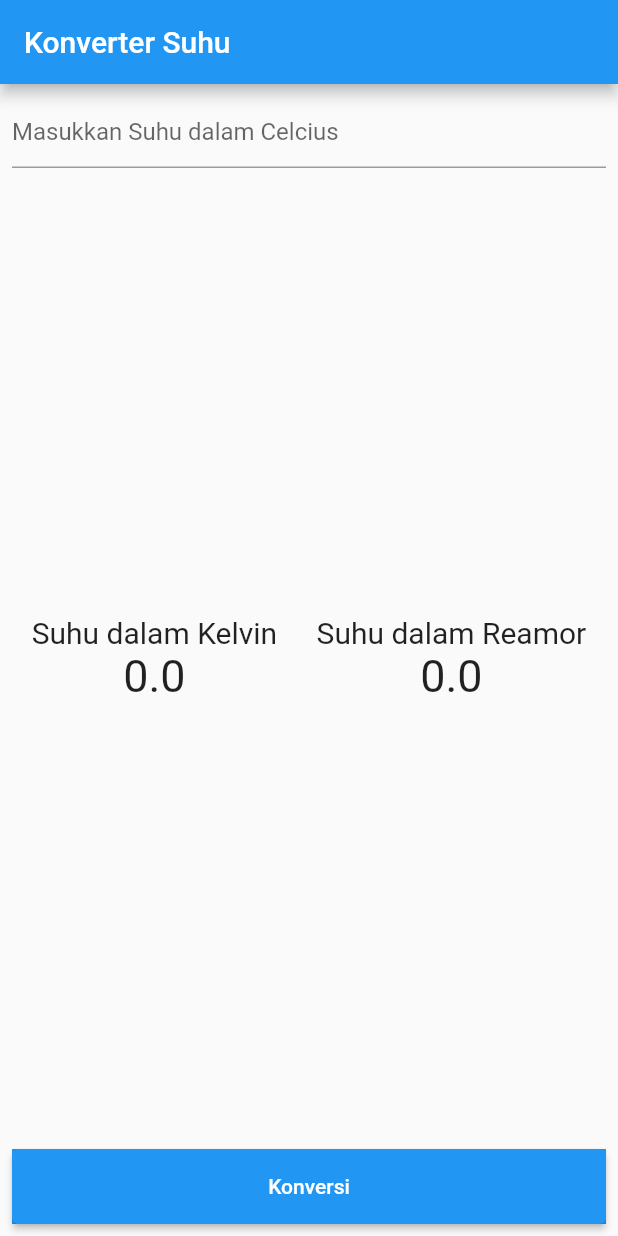
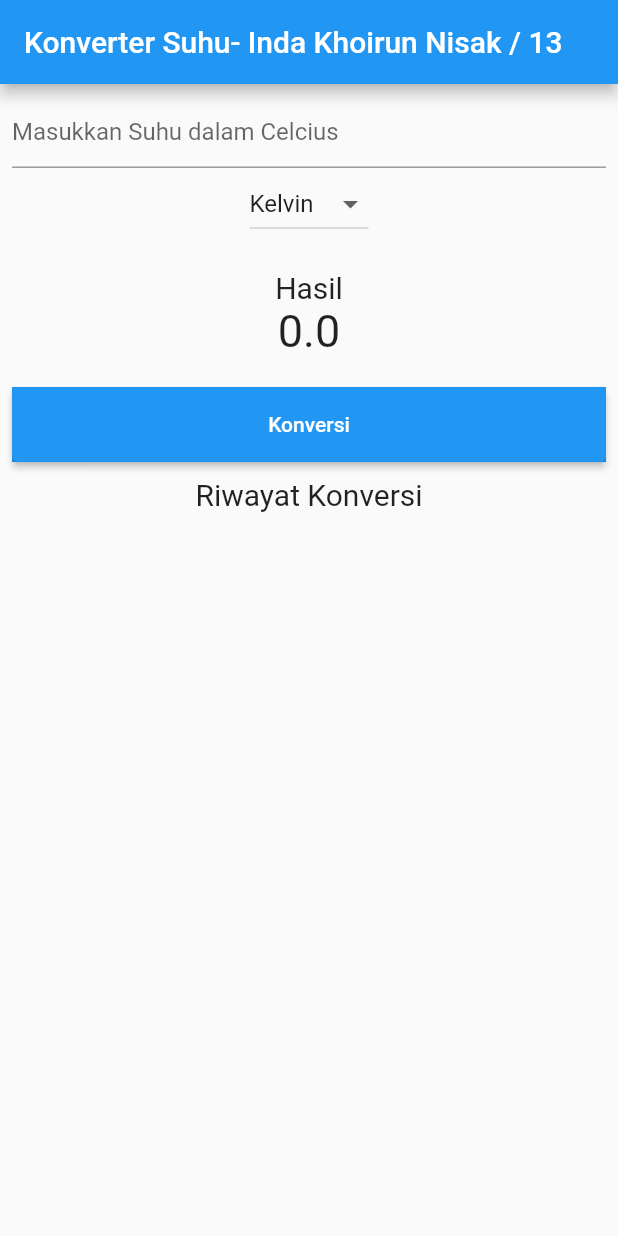
Before and after one commit to khrnnisak/konversi_suhu_listmap, a Flutter app: the screen it shows after launch, after a tap on "Konversi", on a phone screen of 412 x 824 dp. Run offline on Flutter 3.47's test engine with Material 2 defaults, Android fonts, the phone set to English and light mode, and no system bars.

Commit message:
Listview Widget

```diff
--- a/lib/main.dart
+++ b/lib/main.dart
@@ -2,6 +2,8 @@ import 'package:flutter/material.dart';
 import 'package:konversi_suhu/widgets/button.dart';
 import 'package:konversi_suhu/widgets/inputSuhu.dart';
 import 'package:konversi_suhu/widgets/result.dart';
+
+import 'widgets/RiwayatKonversi.dart';
 
 void main() {
   runApp(MyApp());
@@ -14,16 +16,38 @@ class MyApp extends StatefulWidget {
 
 class _MyAppState extends State<MyApp> {
   TextEditingController etInput = new TextEditingController();
-
+  String _newValue = "Kelvin";
+  double _result = 0;
   double _inputUser = 0;
   double _kelvin = 0;
   double _reamor = 0;
 
-  konversi() {
+  final inputController = TextEditingController();
+
+  List<String> listViewItem = <String>[];
+
+  var listItem = ["Kelvin", "Reamur"];
+
+  void konversi() {
     setState(() {
       _inputUser = double.parse(etInput.text);
-      _reamor = 4 / 5 * _inputUser;
-      _kelvin = _inputUser + 273.15;
+
+      switch (_newValue) {
+        case "Kelvin":
+          _result = _inputUser + 273;
+          listViewItem.add("$_newValue : $_result");
+          break;
+        case "Reamur":
+          _result = (4 / 5) * _inputUser;
+          listViewItem.add("$_newValue : $_result");
+          break;
+      }
+    });
+  }
+
+  dropdownOnChanged(String? changeValue) {
+    setState(() {
+      _newValue = changeValue!;
     });
   }
 
@@ -36,20 +60,40 @@ class _MyAppState extends State<MyApp> {
         primarySwatch: Colors.blue,
         visualDensity: VisualDensity.adaptivePlatformDensity,
       ),
+      debugShowCheckedModeBanner: false,
       home: Scaffold(
         appBar: AppBar(
-          title: Text("Konverter Suhu"),
+          title: Text("Konverter Suhu- Inda Khoirun Nisak / 13"),
         ),
         body: Container(
           margin: EdgeInsets.all(8),
           child: Column(
-            mainAxisAlignment: MainAxisAlignment.spaceBetween,
             children: [
               inputSuhu(etInput: etInput),
-              result(kelvin: _kelvin, reamor: _reamor),
+              DropdownButton<String>(
+                items: listItem.map((String value) {
+                  return DropdownMenuItem<String>(
+                    value: value,
+                    child: Text(value),
+                  );
+                }).toList(),
+                value: _newValue,
+                onChanged: dropdownOnChanged,
+              ),
+              result(
+                result_: _result,
+              ),
               button(
                 konversi: konversi,
-              )
+              ),
+              Container(
+                margin: EdgeInsets.only(top: 10, bottom: 10),
+                child: Text(
+                  "Riwayat Konversi",
+                  style: TextStyle(fontSize: 20),
+                ),
+              ),
+              RiwayatKonversi(listViewItem: listViewItem),
             ],
           ),
         ),
--- /dev/null
+++ b/lib/widgets/RiwayatKonversi.dart
@@ -0,0 +1,36 @@
+import 'package:flutter/material.dart';
+
+class RiwayatKonversi extends StatelessWidget {
+  const RiwayatKonversi({
+    Key? key,
+    required this.listViewItem,
+  }) : super(key: key);
+
+  final List<String> listViewItem;
+
+  @override
+  Widget build(BuildContext context) {
+    return Expanded(
+      child: ListView(
+          children: listViewItem.map((String value) {
+        return Container(
+            margin: EdgeInsets.all(10),
+            child: Text(
+              value,
+              style: TextStyle(fontSize: 15),
+            ));
+      }).toList()),
+      // child: ListView.builder(
+      //   itemCount: listViewItem.length,
+      //   itemBuilder: (context, index) {
+      //     return Container(
+      //         margin: EdgeInsets.all(10),
+      //         child: Text(
+      //           listViewItem[index],
+      //           style: TextStyle(fontSize: 15),
+      //         ));
+      //   },
+      // ),
+    );
+  }
+}
--- a/lib/widgets/result.dart
+++ b/lib/widgets/result.dart
@@ -3,36 +3,29 @@ import 'package:flutter/material.dart';
 class result extends StatelessWidget {
   const result({
     Key? key,
-    required double kelvin,
-    required double reamor,
-  })  : _kelvin = kelvin,
-        _reamor = reamor,
+    required double result_,
+  })  : resultt = result_,
         super(key: key);
 
-  final double _kelvin;
-  final double _reamor;
+  final double resultt;
 
   @override
   Widget build(BuildContext context) {
-    return Row(
-      mainAxisAlignment: MainAxisAlignment.spaceAround,
-      children: [
-        Column(
+    return Container(
+      margin: EdgeInsets.only(top: 20, bottom: 20),
+      child: Column(
+        mainAxisAlignment: MainAxisAlignment.center,
         children: [
           Text(
-              "Suhu dalam Kelvin",
+            "Hasil",
             style: TextStyle(fontSize: 20),
           ),
-            Text('$_kelvin', style: TextStyle(fontSize: 30)),
+          Text(
+            resultt.toStringAsFixed(1),
+            style: TextStyle(fontSize: 30),
+          )
         ],
       ),
-        Column(
-          children: [
-            Text("Suhu dalam Reamor", style: TextStyle(fontSize: 20)),
-            Text('$_reamor', style: TextStyle(fontSize: 30)),
-          ],
-        ),
-      ],
     );
   }
 }
```
Also changed, not shown: images/2.1.jpeg (added), images/2.2.jpeg (added), images/2.3.jpeg (added), 1 other file. Lines whose indentation alone changed are shown as unchanged.
